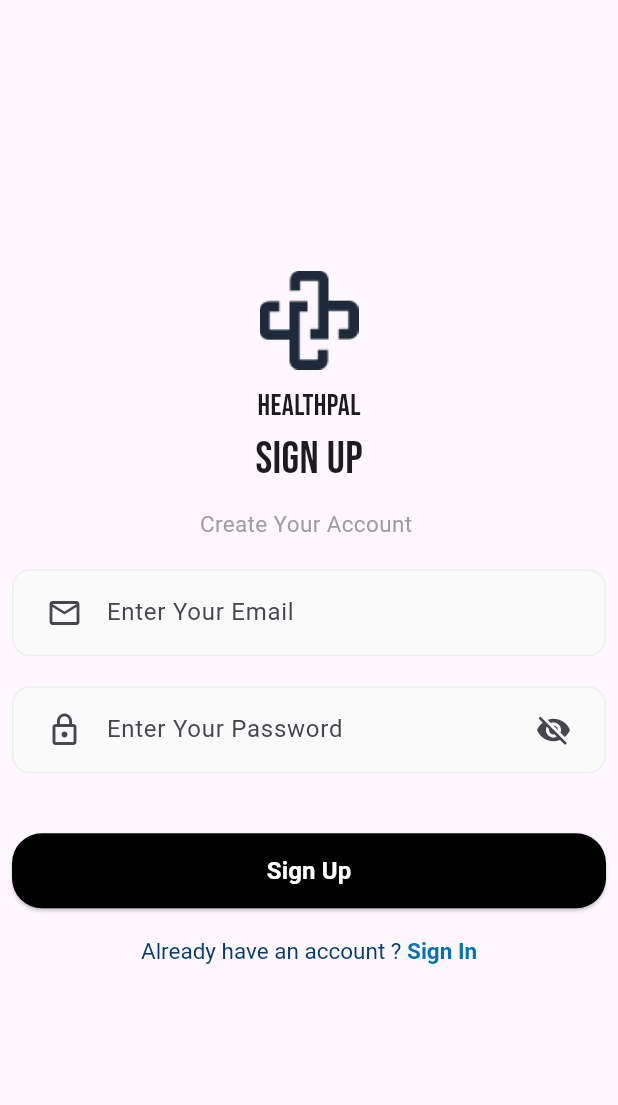
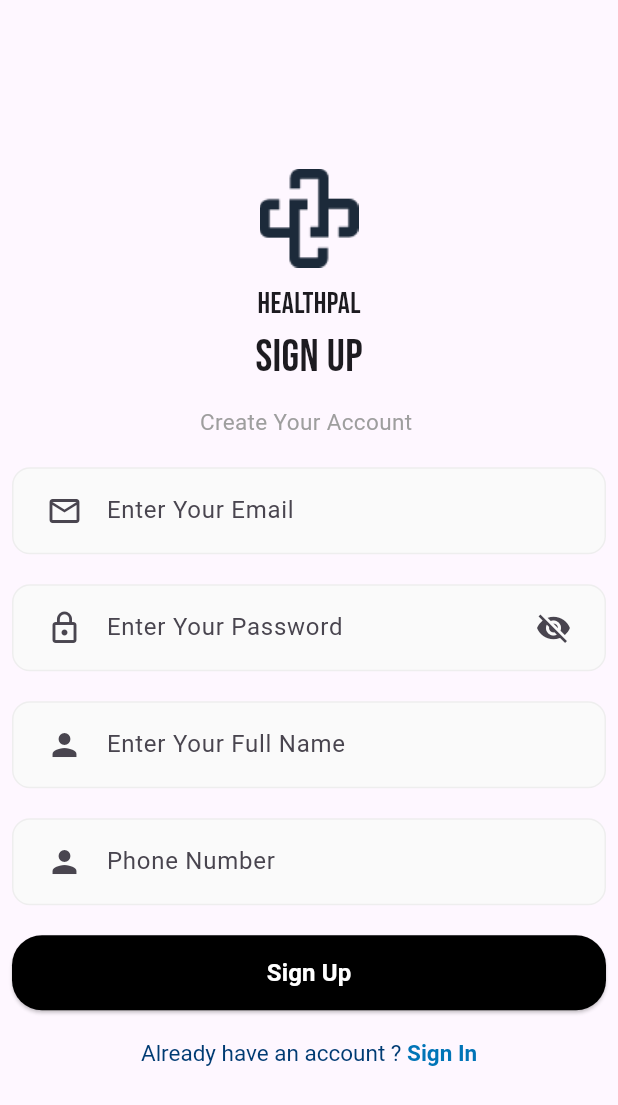
Before and after one commit to AbdulAhad-150/DOCTOR-APPOINTMENT, a Flutter app: the SignupScreen screen opened directly, after a tap on "Sign Up", on a phone screen of 412 x 824 dp. Shown: the top 1105 px of the screen. Run offline on Flutter 3.47's test engine with Material 3 defaults, Android fonts, the light colour scheme and no system bars; our stand-ins replace cloud_firestore, firebase_auth, firebase_core, google_fonts, table_calendar; accounts and stored records are empty; network calls fail.

Commit message:
second commit

```diff
--- a/lib/Login/Signup/signup_screen.dart
+++ b/lib/Login/Signup/signup_screen.dart
@@ -22,7 +22,9 @@ class _SignupScreenState extends State<SignupScreen> {
   //  controller for login user
   TextEditingController emailController = TextEditingController();
   TextEditingController passwordController = TextEditingController();
-  // TextEditingController fullNameController = TextEditingController();
+  TextEditingController fullNameController = TextEditingController();
+  TextEditingController phoneNumberController = TextEditingController();
+
   bool _obscureText = true;
   FirebaseAuthMethods firebaseAuthMethod = FirebaseAuthMethods(
     FirebaseAuth.instance,
@@ -32,7 +34,8 @@ class _SignupScreenState extends State<SignupScreen> {
   void dispose() {
     emailController.dispose();
     passwordController.dispose();
-    // fullNameController.dispose();
+    fullNameController.dispose();
+    phoneNumberController.dispose();
     super.dispose();
   }
 
@@ -40,7 +43,8 @@ class _SignupScreenState extends State<SignupScreen> {
     firebaseAuthMethod.signUpMethod(
       emailController: emailController,
       passwordController: passwordController,
-      // fullNameController: fullNameController,
+      fullNameController: fullNameController,
+      phoneNumberController: phoneNumberController,
       context: context,
     );
   }
@@ -131,23 +135,43 @@ class _SignupScreenState extends State<SignupScreen> {
                   ),
                 ),
                 SizedBox(height: 20),
-                // Container(
-                //   padding: EdgeInsets.symmetric(horizontal: 10),
-                //   decoration: BoxDecoration(
-                //     borderRadius: BorderRadius.circular(30),
-                //     color: Color(0xffE2EFF1),
-                //   ),
-                //   child: TextField(
-                //     controller: fullNameController,
-                //     decoration: InputDecoration(
-                //       label: Text('Enter Your Full Name'),
-                //       prefixIcon: Icon(Icons.person),
-                //       hintStyle: TextStyle(color: Color(0xff555273)),
-                //       border: InputBorder.none,
-                //     ),
-                //   ),
-                // ),
+                Container(
+                  padding: EdgeInsets.symmetric(horizontal: 10),
+                  decoration: BoxDecoration(
+                    borderRadius: BorderRadius.circular(12),
+                    color: Colors.grey[50],
+                    border: Border.all(color: Colors.grey[200]!),
+                  ),
+                  child: TextField(
+                    controller: fullNameController,
+                    decoration: InputDecoration(
+                      label: Text('Enter Your Full Name'),
+                      prefixIcon: Icon(Icons.person),
+                      hintStyle: TextStyle(color: Color(0xff555273)),
+                      border: InputBorder.none,
+                    ),
+                  ),
+                ),
                 SizedBox(height: 20),
+                Container(
+                  padding: EdgeInsets.symmetric(horizontal: 10),
+                  decoration: BoxDecoration(
+                    borderRadius: BorderRadius.circular(12),
+                    color: Colors.grey[50],
+                    border: Border.all(color: Colors.grey[200]!),
+                  ),
+                  child: TextField(
+                    controller: phoneNumberController,
+                    decoration: InputDecoration(
+                      label: Text('Phone Number'),
+                      prefixIcon: Icon(Icons.person),
+                      hintStyle: TextStyle(color: Color(0xff555273)),
+                      border: InputBorder.none,
+                    ),
+                  ),
+                ),
+                SizedBox(height: 20),
+
                 SizedBox(
                   height: 50,
                   width: double.infinity,
--- a/lib/screens/doctor detalied/booking_screen.dart
+++ b/lib/screens/doctor detalied/booking_screen.dart
@@ -181,15 +181,14 @@ class _BookAppointmentPageState extends State<BookAppointmentPage> {
 
                   // Save appointment in Firestore
                   await FirebaseFirestore.instance
+                      .collection("users")
+                      .doc(user.uid)
                       .collection("appointments")
                       .add({
-                        "uid": user.uid,
-                        "email": user.email,
                         "date": formattedDate,
                         "time": _selectedTime,
                         "createdAt": FieldValue.serverTimestamp(),
                       });
-
                   // Show confirmation
                   ScaffoldMessenger.of(context).showSnackBar(
                     SnackBar(
--- a/lib/screens/splash_screen.dart
+++ b/lib/screens/splash_screen.dart
@@ -11,11 +11,12 @@ class SplashScreen extends StatefulWidget {
 
 class _SplashScreenState extends State<SplashScreen> {
   @override
+  @override
   void initState() {
     super.initState();
 
-    // Wait 3 seconds then navigate
     Timer(const Duration(seconds: 3), () {
+      if (!mounted) return; // prevent using context if widget is gone
       Navigator.pushReplacement(
         context,
         MaterialPageRoute(builder: (context) => OnboardingScreen()),
--- a/lib/service/firebase_auth_method.dart
+++ b/lib/service/firebase_auth_method.dart
@@ -1,5 +1,8 @@
 // ignore_for_file: use_build_context_synchronously, duplicate_ignore
 
+// import 'dart:ffi';
+
+import 'package:cloud_firestore/cloud_firestore.dart';
 import 'package:firebase_auth/firebase_auth.dart';
 import 'package:flutter/material.dart';
 import 'package:hackathon_smit/home_screen.dart';
@@ -32,17 +35,49 @@ class FirebaseAuthMethods {
     );
   }
 
+  Future<void> saveUserData(
+    String fullName,
+    String email,
+    int phoneNumber,
+  ) async {
+    User? user = auth.currentUser;
+    if (user != null) {
+      await FirebaseFirestore.instance.collection("users").doc(user.uid).set({
+        "fullName": fullName,
+        "email": email,
+        "phoneNumber": phoneNumber,
+        "createdAt": FieldValue.serverTimestamp(),
+      }, SetOptions(merge: true)); // prevents overwrite
+    }
+  }
+
   // 🔹 SIGN UP with email & password
   Future<void> signUpMethod({
     required TextEditingController emailController,
     required TextEditingController passwordController,
+    required TextEditingController fullNameController,
+    required TextEditingController phoneNumberController,
     required BuildContext context,
+    // required TextEditingController usernameController,
+    // required  phoneController,
   }) async {
     try {
-      await auth.createUserWithEmailAndPassword(
+      UserCredential cred = await auth.createUserWithEmailAndPassword(
         email: emailController.text.trim(),
         password: passwordController.text.trim(),
       );
+      User? user = cred.user;
+
+      if (user != null) {
+        // Save user data to Firestore using UID as docId
+        await FirebaseFirestore.instance.collection("users").doc(user.uid).set({
+          "fullName": fullNameController.text.trim(),
+          // "username": usernameController.text.trim(),
+          "email": emailController.text.trim(),
+          "phone": phoneNumberController.text.trim(),
+          "createdAt": FieldValue.serverTimestamp(),
+        });
+      }
 
       _showAlert(
         context,
@@ -50,6 +85,8 @@ class FirebaseAuthMethods {
         onClose: () {
           emailController.clear();
           passwordController.clear();
+          phoneNumberController.clear();
+          fullNameController.clear();
         },
       );
     } on FirebaseAuthException catch (e) {
```
Also changed, not shown: lib/home_screen.dart (+42 -50 lines), lib/screens/profile_screen.dart (added, +95 -0 lines).
